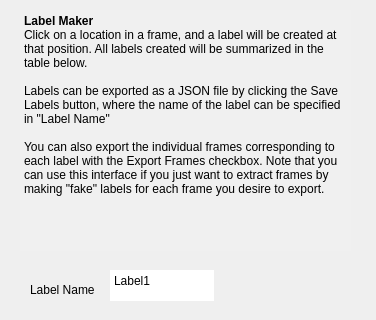
This is src/WhiskerToolbox/Label_Widget/Label_Widget.ui in paulmthompson/WhiskerToolbox as Qt 5 draws it before an edit; both pictures show x 0 to 376 and y 0 to 320 of the 376 by 637 pixel window. The edited form follows.
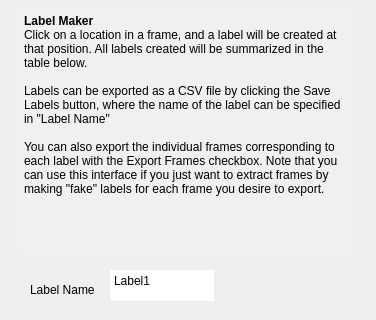
This is the edited form.

Commit message: modify label widget to use CSV/data manager, update grabcut widget to use proper transparency and save using the frame name rather than index, starting documentation on grabcut widget

Patch:
```diff
--- a/src/WhiskerToolbox/Label_Widget/Label_Widget.ui
+++ b/src/WhiskerToolbox/Label_Widget/Label_Widget.ui
@@ -123,13 +123,13 @@
 hr { height: 1px; border-width: 0; }
 li.unchecked::marker { content: &quot;\2610&quot;; }
 li.checked::marker { content: &quot;\2612&quot;; }
-&lt;/style&gt;&lt;/head&gt;&lt;body style=&quot; font-family:'Segoe UI'; font-size:9pt; font-weight:400; font-style:normal;&quot;&gt;
-&lt;p style=&quot; margin-top:0px; margin-bottom:0px; margin-left:0px; margin-right:0px; -qt-block-indent:0; text-indent:0px;&quot;&gt;&lt;span style=&quot; font-weight:700;&quot;&gt;Label Maker&lt;/span&gt;&lt;/p&gt;
-&lt;p style=&quot; margin-top:0px; margin-bottom:0px; margin-left:0px; margin-right:0px; -qt-block-indent:0; text-indent:0px;&quot;&gt;Click on a location in a frame, and a label will be created at that position. All labels created will be summarized in the table below. &lt;/p&gt;
-&lt;p style=&quot;-qt-paragraph-type:empty; margin-top:0px; margin-bottom:0px; margin-left:0px; margin-right:0px; -qt-block-indent:0; text-indent:0px;&quot;&gt;&lt;br /&gt;&lt;/p&gt;
-&lt;p style=&quot; margin-top:0px; margin-bottom:0px; margin-left:0px; margin-right:0px; -qt-block-indent:0; text-indent:0px;&quot;&gt;Labels can be exported as a JSON file by clicking the Save Labels button, where the name of the label can be specified in &amp;quot;Label Name&amp;quot;&lt;/p&gt;
-&lt;p style=&quot;-qt-paragraph-type:empty; margin-top:0px; margin-bottom:0px; margin-left:0px; margin-right:0px; -qt-block-indent:0; text-indent:0px;&quot;&gt;&lt;br /&gt;&lt;/p&gt;
-&lt;p style=&quot; margin-top:0px; margin-bottom:0px; margin-left:0px; margin-right:0px; -qt-block-indent:0; text-indent:0px;&quot;&gt;You can also export the individual frames corresponding to each label with the Export Frames checkbox. Note that you can use this interface if you just want to extract frames by making &amp;quot;fake&amp;quot; labels for each frame you desire to export.&lt;/p&gt;&lt;/body&gt;&lt;/html&gt;</string>
+&lt;/style&gt;&lt;/head&gt;&lt;body style=&quot; font-family:'.AppleSystemUIFont'; font-size:13pt; font-weight:400; font-style:normal;&quot;&gt;
+&lt;p style=&quot; margin-top:0px; margin-bottom:0px; margin-left:0px; margin-right:0px; -qt-block-indent:0; text-indent:0px;&quot;&gt;&lt;span style=&quot; font-family:'Segoe UI'; font-size:9pt; font-weight:700;&quot;&gt;Label Maker&lt;/span&gt;&lt;/p&gt;
+&lt;p style=&quot; margin-top:0px; margin-bottom:0px; margin-left:0px; margin-right:0px; -qt-block-indent:0; text-indent:0px;&quot;&gt;&lt;span style=&quot; font-family:'Segoe UI'; font-size:9pt;&quot;&gt;Click on a location in a frame, and a label will be created at that position. All labels created will be summarized in the table below. &lt;/span&gt;&lt;/p&gt;
+&lt;p style=&quot;-qt-paragraph-type:empty; margin-top:0px; margin-bottom:0px; margin-left:0px; margin-right:0px; -qt-block-indent:0; text-indent:0px; font-family:'Segoe UI'; font-size:9pt;&quot;&gt;&lt;br /&gt;&lt;/p&gt;
+&lt;p style=&quot; margin-top:0px; margin-bottom:0px; margin-left:0px; margin-right:0px; -qt-block-indent:0; text-indent:0px;&quot;&gt;&lt;span style=&quot; font-family:'Segoe UI'; font-size:9pt;&quot;&gt;Labels can be exported as a CSV file by clicking the Save Labels button, where the name of the label can be specified in &amp;quot;Label Name&amp;quot;&lt;/span&gt;&lt;/p&gt;
+&lt;p style=&quot;-qt-paragraph-type:empty; margin-top:0px; margin-bottom:0px; margin-left:0px; margin-right:0px; -qt-block-indent:0; text-indent:0px; font-family:'Segoe UI'; font-size:9pt;&quot;&gt;&lt;br /&gt;&lt;/p&gt;
+&lt;p style=&quot; margin-top:0px; margin-bottom:0px; margin-left:0px; margin-right:0px; -qt-block-indent:0; text-indent:0px;&quot;&gt;&lt;span style=&quot; font-family:'Segoe UI'; font-size:9pt;&quot;&gt;You can also export the individual frames corresponding to each label with the Export Frames checkbox. Note that you can use this interface if you just want to extract frames by making &amp;quot;fake&amp;quot; labels for each frame you desire to export.&lt;/span&gt;&lt;/p&gt;&lt;/body&gt;&lt;/html&gt;</string>
    </property>
   </widget>
   <widget class="QLabel" name="label_2">
```
Left out of the diff: 4 changed lines with no effect on the pictures. The commit also changes 8 other files.
